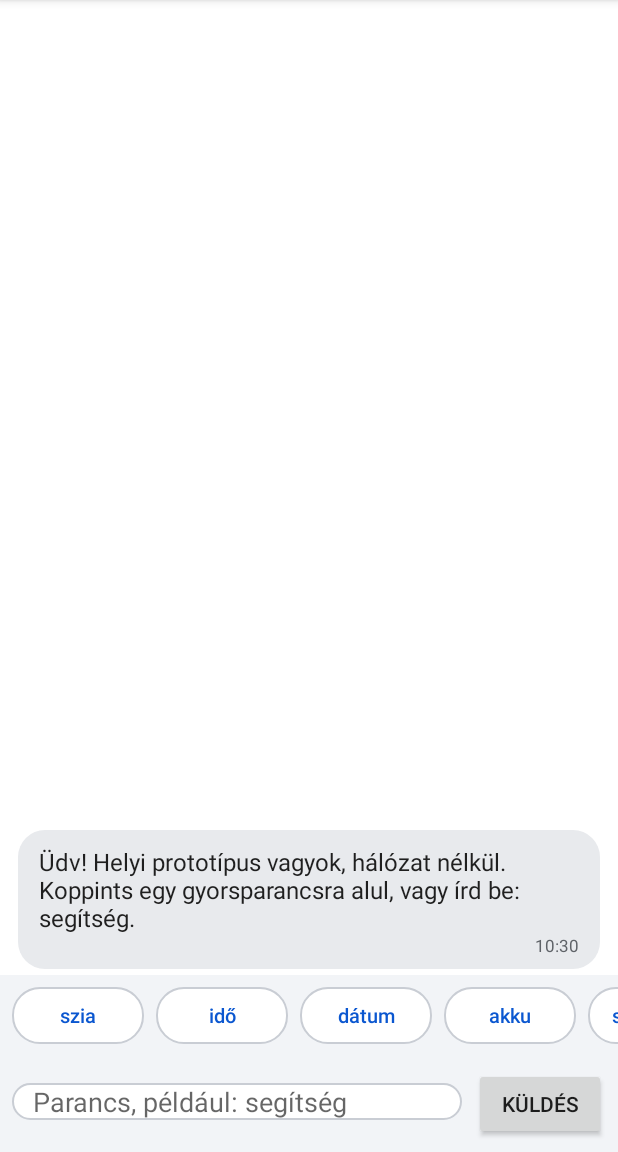
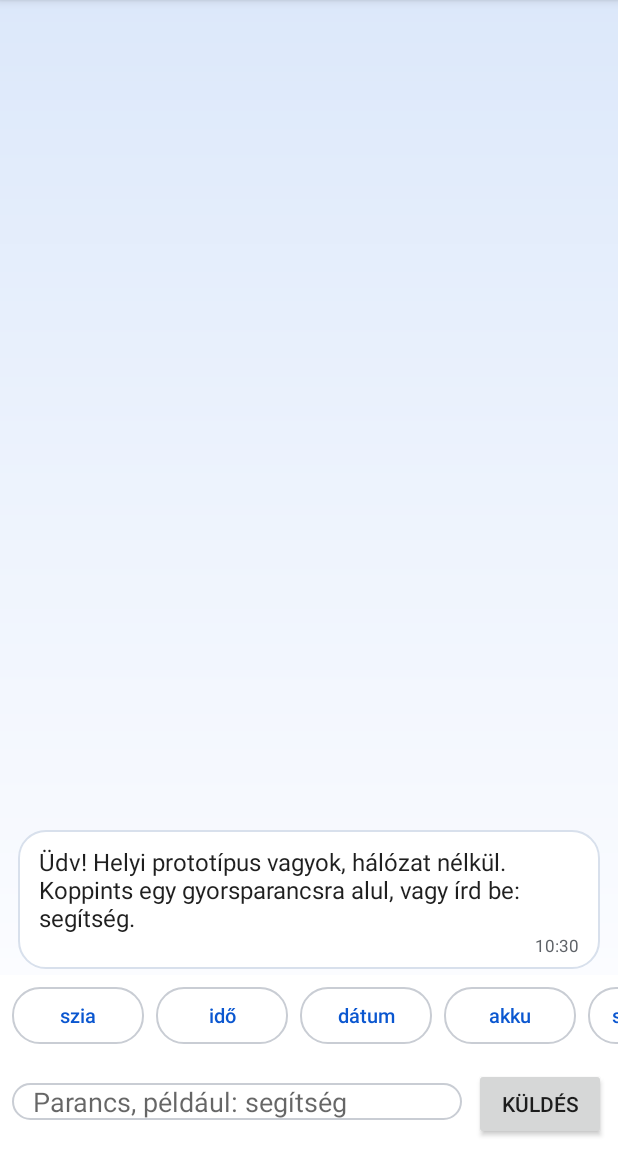
Before and after one commit to zsolem740-cell/personal-phone-agent, an Android app: the screen it shows after launch (MainActivity), on a phone screen of 412 x 824 dp, the part 84-1236 px from its top. Run offline under Robolectric (Android 15) with nearby library versions, the phone set to English and light mode, and no system bars.

Commit message:
Add soft gradient chat background and white assistant bubbles
Co-authored-by: Perplexity <noreply@perplexity.ai>

```diff
--- a/app/build.gradle.kts
+++ b/app/build.gradle.kts
@@ -13,8 +13,8 @@ android {
         applicationId = "hu.personal.phoneagent"
         minSdk = 26
         targetSdk = 35
-        versionCode = 3
-        versionName = "0.2.1"
+        versionCode = 4
+        versionName = "0.2.2"
     }
 
     if (keystorePath != null) {
--- a/app/src/main/res/drawable/bubble_assistant.xml
+++ b/app/src/main/res/drawable/bubble_assistant.xml
@@ -1,6 +1,7 @@
 <?xml version="1.0" encoding="utf-8"?>
 <shape xmlns:android="http://schemas.android.com/apk/res/android"
     android:shape="rectangle">
-    <solid android:color="@color/bubble_assistant" />
+    <solid android:color="@android:color/white" />
+    <stroke android:width="1dp" android:color="@color/bubble_assistant_border" />
     <corners android:radius="18dp" />
 </shape>
--- /dev/null
+++ b/app/src/main/res/drawable/chat_background.xml
@@ -0,0 +1,10 @@
+<?xml version="1.0" encoding="utf-8"?>
+<shape xmlns:android="http://schemas.android.com/apk/res/android"
+    android:shape="rectangle">
+    <gradient
+        android:angle="270"
+        android:startColor="#DCE8FA"
+        android:centerColor="#EDF3FD"
+        android:endColor="#FBFCFF"
+        android:type="linear" />
+</shape>
--- a/app/src/main/res/layout/activity_main.xml
+++ b/app/src/main/res/layout/activity_main.xml
@@ -9,6 +9,7 @@
         android:layout_width="match_parent"
         android:layout_height="0dp"
         android:layout_weight="1"
+        android:background="@drawable/chat_background"
         android:divider="@null"
         android:dividerHeight="0dp"
         android:paddingLeft="12dp"
--- a/app/src/main/res/values/colors.xml
+++ b/app/src/main/res/values/colors.xml
@@ -2,11 +2,12 @@
 <resources>
     <color name="primary">#0B57D0</color>
     <color name="primary_dark">#0842A0</color>
-    <color name="input_background">#F2F4F7</color>
+    <color name="input_background">#FFFFFF</color>
     <color name="icon_background">#0B57D0</color>
     <color name="message_text">#1F1F1F</color>
     <color name="message_time_user">#B3FFFFFF</color>
     <color name="message_time_assistant">#5F6368</color>
-    <color name="bubble_assistant">#E8EAED</color>
+    <color name="bubble_assistant">#FFFFFF</color>
+    <color name="bubble_assistant_border">#D8E0EC</color>
     <color name="chip_stroke">#C9CDD4</color>
 </resources>
```
Also changed, not shown: 1 other file.
